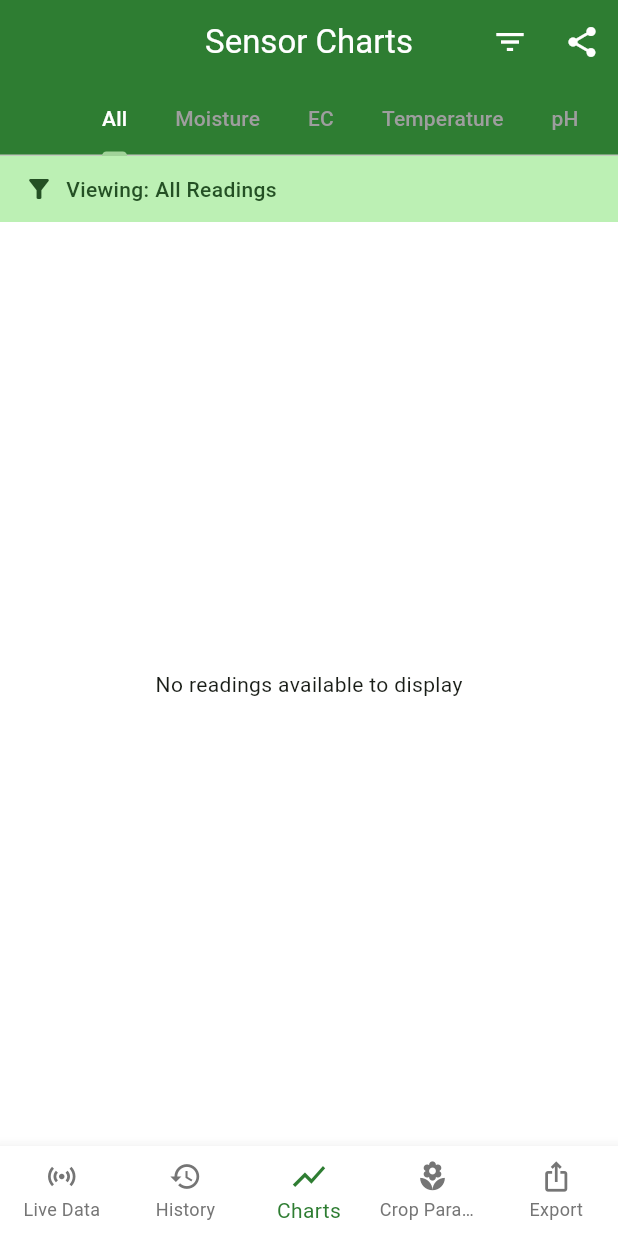
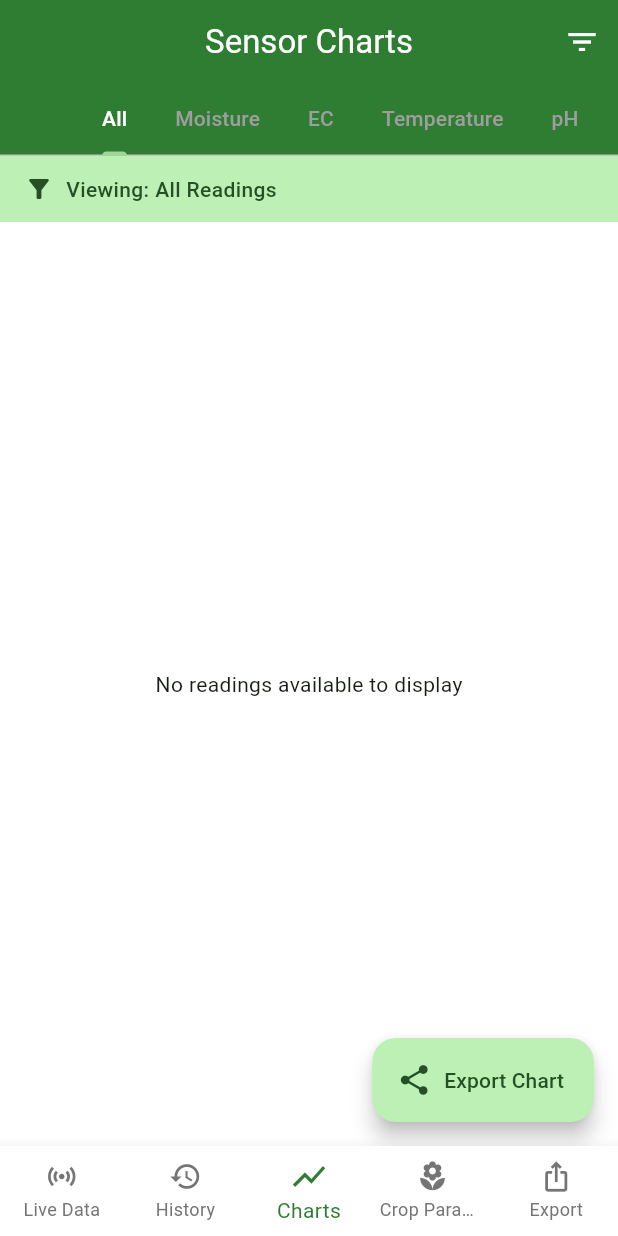
Before and after one commit to santawearscoolpants/npk_soil_sensor, a Flutter app: the screen it shows after launch, item 3 of the bottom bar chosen, on a phone screen of 412 x 824 dp. Run offline on Flutter 3.47's test engine with Material 3 defaults, Android fonts, the phone set to English and light mode, and no system bars; our stand-ins replace csv, drift, fl_chart, flutter_blue_plus, flutter_riverpod, image_picker and 4 more; accounts and stored records are empty; generated files the repository leaves out were written again.

Commit message:
Enhance export functionality: replace share icon button with a floating action button in ChartsScreen and add navigation to ChartsScreen from ExportScreen for chart export.

```diff
--- a/csir_soil_sensor/lib/src/features/charts/charts_screen.dart
+++ b/csir_soil_sensor/lib/src/features/charts/charts_screen.dart
@@ -578,14 +578,14 @@ class _ChartsScreenState extends ConsumerState<ChartsScreen>
               );
             },
           ),
-          IconButton(
-            icon: const Icon(Icons.share),
-            tooltip: 'Export current chart',
-            onPressed: () {
-              _exportChart(_tabController.index, _selectedSessionId);
-            },
-          ),
         ],
+      ),
+      floatingActionButton: FloatingActionButton.extended(
+        onPressed: () {
+          _exportChart(_tabController.index, _selectedSessionId);
+        },
+        icon: const Icon(Icons.share),
+        label: const Text('Export Chart'),
       ),
       body: Column(
         children: [
```
Also changed, not shown: csir_soil_sensor/lib/src/features/export/export_screen.dart (+35 -0 lines).
